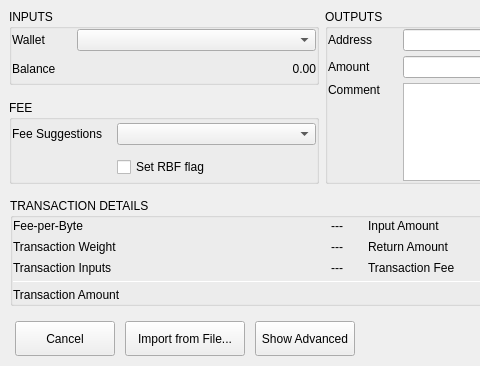
Before: the Qt Designer form BlockSettleUILib/CreateTransactionDialogSimple.ui in BlockSettle/terminal, drawn with Qt 5; both pictures show x 0 to 480 and y 0 to 366 of the 715 by 366 pixel window.
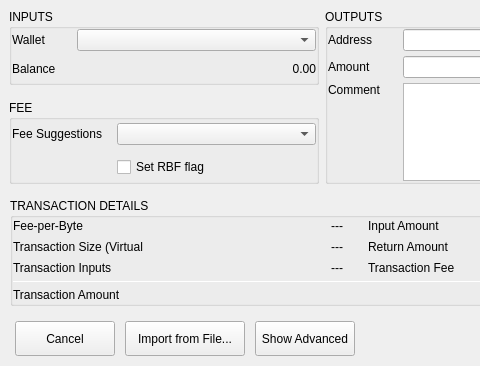
After: the same form once the commit is applied.

Commit message:
Fix TX virtual size calculation
When creating a TX, we need an accurate estimate of the TX virtual size. Properly initialize the relevant data, and get the resultant weight. Also fix some misleading UI statements ("weight" --> "virtual size").

Note that this TX has a portion that can be changed later if a proposed change is upstreamed in Armory. It works fine as-is but should be swapped out eventually to remove unnecessarily redundant work.

The edit to the form file:
```diff
--- a/BlockSettleUILib/CreateTransactionDialogSimple.ui
+++ b/BlockSettleUILib/CreateTransactionDialogSimple.ui
@@ -1035,7 +1035,7 @@
                         </size>
                        </property>
                        <property name="text">
-                        <string>Transaction Weight</string>
+                        <string>Transaction Size (Virtual)</string>
                        </property>
                        <property name="alignment">
                         <set>Qt::AlignLeading|Qt::AlignLeft|Qt::AlignVCenter</set>
```
The commit also changes 5 other files.
